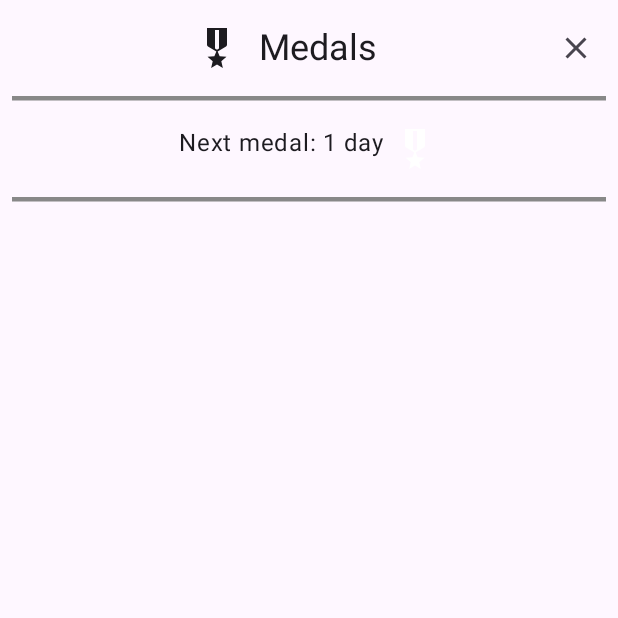
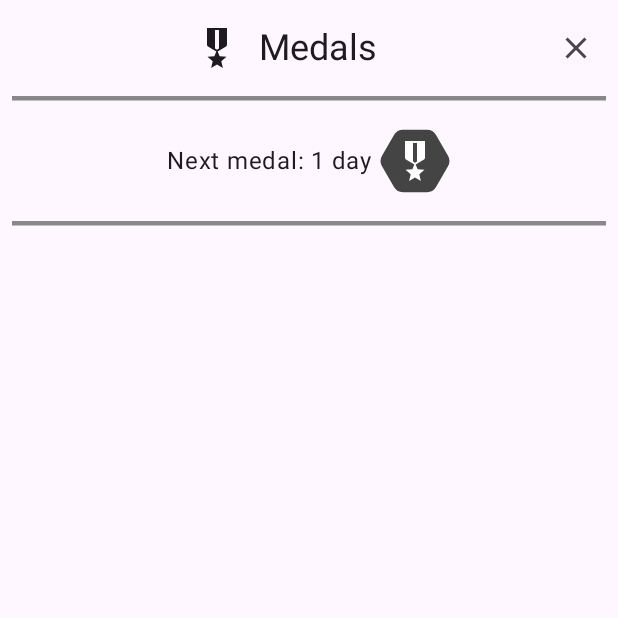
Before and after one commit to mrbachorecz/noalcoholchallange, an Android app built with Jetpack Compose: the MedalsActivity screen opened directly, with no data from a screen before it, on a phone screen of 412 x 824 dp, the top half of it. Run offline under Robolectric (Android 15) with nearby library versions, the phone set to English and light mode, and no system bars.

Commit message:
fix light-mode medals

```diff
--- a/app/src/main/java/com/mrbachorecz/noalcohol/medals/Medals.kt
+++ b/app/src/main/java/com/mrbachorecz/noalcohol/medals/Medals.kt
@@ -1,18 +1,23 @@
 package com.mrbachorecz.noalcohol.medals
 
+import androidx.compose.foundation.background
+import androidx.compose.foundation.isSystemInDarkTheme
+import androidx.compose.foundation.layout.Box
 import androidx.compose.foundation.layout.Row
 import androidx.compose.foundation.layout.height
+import androidx.compose.foundation.layout.size
 import androidx.compose.foundation.layout.width
 import androidx.compose.material.icons.Icons
 import androidx.compose.material.icons.filled.MilitaryTech
 import androidx.compose.material3.Icon
 import androidx.compose.material3.Text
 import androidx.compose.runtime.Composable
+import androidx.compose.ui.Alignment
 import androidx.compose.ui.Modifier
 import androidx.compose.ui.graphics.Color
-import androidx.compose.ui.res.painterResource
 import androidx.compose.ui.unit.dp
-import com.mrbachorecz.noalcohol.R
+import com.mrbachorecz.noalcohol.theme.ThemeManager
+import hexagonShape
 
 val Gold = Color(0xFFFFD700)
 val Silver = Color(0xFFC0C0C0)
@@ -35,6 +40,19 @@ data class MedalInfo(
 
 @Composable
 fun MedalIcon(medal: MedalInfo) {
+    val iconSize = 32.dp
+    val backgroundCircleSize = iconSize + 16.dp
+    val needsGrayBackground =
+        ThemeManager.isLightTheme() || ThemeManager.isSystemTheme() && !isSystemInDarkTheme()
+    Box(
+        contentAlignment = Alignment.Center,
+        modifier = Modifier
+            .size(backgroundCircleSize)
+            .background(
+                color = if (needsGrayBackground) Color.DarkGray else Color.Transparent,
+                shape = hexagonShape
+            )
+    ) {
         Icon(
             imageVector = Icons.Filled.MilitaryTech,
             contentDescription = medal.message,
@@ -44,22 +62,25 @@ fun MedalIcon(medal: MedalInfo) {
                 .height(32.dp)
         )
     }
+}
 
 @Composable
 fun CurrentAndNextMessage(current: MedalInfo?, next: MedalInfo?) {
     when {
-        current == null && next != null -> Row {
+        current == null && next != null -> Row(verticalAlignment = Alignment.CenterVertically) {
             Text("Next medal: ${next.message} ")
             MedalIcon(next)
         }
+
         current != null && next == null -> Text("All medals earned!!!")
-        current != null && next != null -> Row {
+        current != null && next != null -> Row(verticalAlignment = Alignment.CenterVertically) {
             Text("Current: ")
             MedalIcon(current)
             Text(", next: ${next.message} ")
             MedalIcon(next)
             Text(".")
         }
+
         else -> Text("No medals earned yet.")
     }
 }
--- a/app/src/main/java/com/mrbachorecz/noalcohol/medals/MedalsScreen.kt
+++ b/app/src/main/java/com/mrbachorecz/noalcohol/medals/MedalsScreen.kt
@@ -1,6 +1,9 @@
 package com.mrbachorecz.noalcohol.medals
 
+import androidx.compose.foundation.background
+import androidx.compose.foundation.isSystemInDarkTheme
 import androidx.compose.foundation.layout.Arrangement
+import androidx.compose.foundation.layout.Box
 import androidx.compose.foundation.layout.Column
 import androidx.compose.foundation.layout.Row
 import androidx.compose.foundation.layout.Spacer
@@ -8,7 +11,9 @@ import androidx.compose.foundation.layout.fillMaxSize
 import androidx.compose.foundation.layout.fillMaxWidth
 import androidx.compose.foundation.layout.height
 import androidx.compose.foundation.layout.padding
+import androidx.compose.foundation.layout.size
 import androidx.compose.foundation.layout.width
+import androidx.compose.foundation.shape.CircleShape
 import androidx.compose.material.icons.Icons
 import androidx.compose.material.icons.filled.MilitaryTech
 import androidx.compose.material3.ExperimentalMaterial3Api
@@ -20,10 +25,12 @@ import androidx.compose.material3.Text
 import androidx.compose.runtime.Composable
 import androidx.compose.ui.Alignment
 import androidx.compose.ui.Modifier
+import androidx.compose.ui.draw.shadow
 import androidx.compose.ui.graphics.Color
-import androidx.compose.ui.text.style.TextAlign
 import androidx.compose.ui.unit.dp
 import com.mrbachorecz.noalcohol.SubMenuTitleWithClose
+import com.mrbachorecz.noalcohol.theme.ThemeManager
+import hexagonShape
 
 @OptIn(ExperimentalMaterial3Api::class)
 @Composable
@@ -31,7 +38,6 @@ fun MedalsScreen(
     numberOfDays: Int,
     onClose: () -> Unit
 ) {
-
     val dividerColor = Color.Gray
 
     Scaffold(
@@ -87,14 +93,7 @@ fun MedalsScreen(
                             .padding(horizontal = 16.dp, vertical = 12.dp),
                         verticalAlignment = Alignment.CenterVertically
                     ) {
-                    Icon(
-                        imageVector = Icons.Filled.MilitaryTech,
-                        contentDescription = medal.message,
-                        tint = medal.color,
-                        modifier = Modifier
-                            .width(32.dp)
-                            .height(32.dp)
-                    )
+                        MedalIcon(medal)
                         Spacer(modifier = Modifier.width(8.dp))
                         Text(
                             text = medal.message,
--- /dev/null
+++ b/app/src/main/java/com/mrbachorecz/noalcohol/medals/RoundedHexagonShape.kt
@@ -0,0 +1,79 @@
+import androidx.compose.ui.geometry.Offset
+import androidx.compose.ui.geometry.Size
+import androidx.compose.ui.graphics.Outline
+import androidx.compose.ui.graphics.Path
+import androidx.compose.ui.graphics.Shape
+import androidx.compose.ui.unit.Density
+import androidx.compose.ui.unit.Dp
+import androidx.compose.ui.unit.LayoutDirection
+import androidx.compose.ui.unit.dp
+import kotlin.math.PI
+import kotlin.math.cos
+import kotlin.math.min
+import kotlin.math.sin
+
+val hexagonShape = RoundedHexagonShape(4.dp)
+
+class RoundedHexagonShape(private val cornerRadius: Dp) : Shape {
+    override fun createOutline(
+        size: Size,
+        layoutDirection: LayoutDirection,
+        density: Density
+    ): Outline {
+        return Outline.Generic(
+            path = drawRoundedHexagonPath(size, cornerRadius.value * density.density)
+        )
+    }
+}
+
+fun drawRoundedHexagonPath(size: Size, cornerRadiusPx: Float): Path {
+    val path = Path()
+    val radius = min(size.width, size.height) / 2f
+    val centerX = size.width / 2f
+    val centerY = size.height / 2f
+
+    // Ensure cornerRadiusPx is not too large
+    val effectiveCornerRadius = min(cornerRadiusPx, radius / 2f) // Heuristic to avoid overly large radii
+
+    val points = Array(6) { Offset(0f, 0f) }
+    val angleStep = (2 * PI / 6).toFloat() // 60 degrees in radians
+
+    for (i in 0..5) {
+        val angle = i * angleStep
+        points[i] = Offset(
+            centerX + radius * cos(angle),
+            centerY + radius * sin(angle)
+        )
+    }
+
+    // Move to the start of the first rounded corner
+    // We need to calculate points on the line segment before the vertex for the arc
+
+    for (i in 0..5) {
+        val p1 = points[i]
+        val p2 = points[(i + 1) % 6] // Next vertex
+        val p0 = points[(i + 5) % 6] // Previous vertex
+
+        // Vector from p1 to p0
+        val vec10 = p0 - p1
+        val vec10Normalized = vec10 / vec10.getDistance()
+
+        // Vector from p1 to p2
+        val vec12 = p2 - p1
+        val vec12Normalized = vec12 / vec12.getDistance()
+
+        // Point on segment p1-p0 where the arc starts/ends
+        val arcP1 = p1 + vec10Normalized * effectiveCornerRadius
+        // Point on segment p1-p2 where the arc starts/ends
+        val arcP2 = p1 + vec12Normalized * effectiveCornerRadius
+
+        if (i == 0) {
+            path.moveTo(arcP1.x, arcP1.y)
+        } else {
+            path.lineTo(arcP1.x, arcP1.y)
+        }
+        path.quadraticTo(p1.x, p1.y, arcP2.x, arcP2.y)
+    }
+    path.close()
+    return path
+}
--- a/app/src/main/java/com/mrbachorecz/noalcohol/theme/ThemeManager.kt
+++ b/app/src/main/java/com/mrbachorecz/noalcohol/theme/ThemeManager.kt
@@ -1,23 +1,27 @@
 package com.mrbachorecz.noalcohol.theme
 
-import androidx.compose.runtime.mutableStateOf
-import androidx.compose.runtime.State
 import kotlinx.coroutines.flow.MutableStateFlow
 import kotlinx.coroutines.flow.StateFlow
 import kotlinx.coroutines.flow.asStateFlow
 
-// Option 1: Singleton Object
 object ThemeManager {
-    // Assuming ThemeSetting is an enum or a class representing your theme options
-    private val _themeSetting = MutableStateFlow(ThemeSetting.SYSTEM) // Default theme
+
+    private val _themeSetting = MutableStateFlow(ThemeSetting.SYSTEM)
     val themeSetting: StateFlow<ThemeSetting> = _themeSetting.asStateFlow()
 
     fun updateTheme(newTheme: ThemeSetting) {
         _themeSetting.value = newTheme
     }
+
+    fun isLightTheme(): Boolean {
+        return _themeSetting.value == ThemeSetting.LIGHT
+    }
+
+    fun isSystemTheme(): Boolean {
+        return _themeSetting.value == ThemeSetting.SYSTEM
+    }
 }
 
-// Enum for your theme options (example)
 enum class ThemeSetting {
     LIGHT, DARK, SYSTEM
 }
```
Lines whose indentation alone changed are shown as unchanged.
